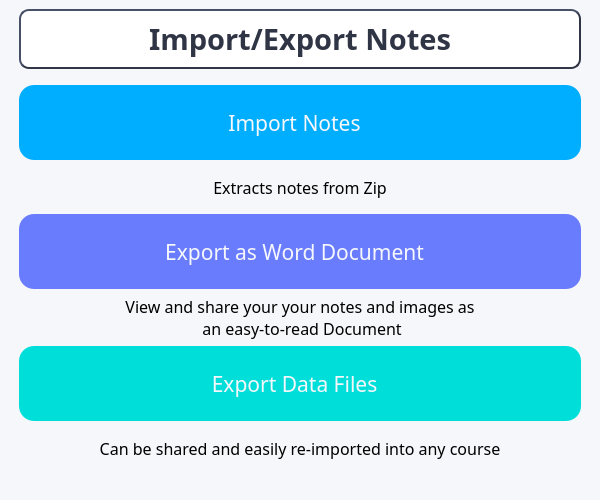
Above: gui/exportNotes.ui from AlexShem247/note-and-flashcard-maker before the change. Below: the same form after it.
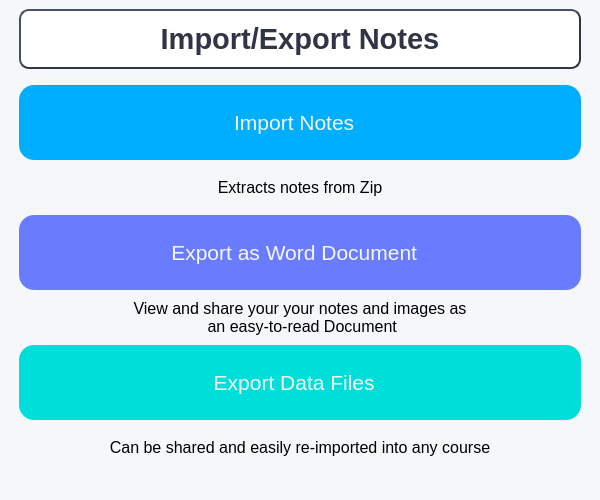
That is the form after the change.

Commit message: Changed Font to MS Shell

What changed in the file:
```diff
--- a/gui/exportNotes.ui
+++ b/gui/exportNotes.ui
@@ -52,7 +52,7 @@
         </property>
         <property name="font">
          <font>
-          <family>Neue Haas Grotesk Text Pro</family>
+          <family>MS Shell Dlg 2</family>
           <pointsize>22</pointsize>
           <weight>50</weight>
           <bold>false</bold>
@@ -102,7 +102,7 @@
         </property>
         <property name="font">
          <font>
-          <family>Neue Haas Grotesk Text Pro</family>
+          <family>MS Shell Dlg 2</family>
           <pointsize>16</pointsize>
          </font>
         </property>
@@ -129,7 +129,7 @@
        <widget class="QLabel" name="label_2">
         <property name="font">
          <font>
-          <family>Neue Haas Grotesk Text Pro</family>
+          <family>MS Shell Dlg 2</family>
           <pointsize>12</pointsize>
          </font>
         </property>
@@ -151,7 +151,7 @@
         </property>
         <property name="font">
          <font>
-          <family>Neue Haas Grotesk Text Pro</family>
+          <family>MS Shell Dlg 2</family>
           <pointsize>16</pointsize>
          </font>
         </property>
@@ -178,7 +178,7 @@
        <widget class="QLabel" name="label_4">
         <property name="font">
          <font>
-          <family>Neue Haas Grotesk Text Pro</family>
+          <family>MS Shell Dlg 2</family>
           <pointsize>12</pointsize>
          </font>
         </property>
@@ -201,7 +201,7 @@
         </property>
         <property name="font">
          <font>
-          <family>Neue Haas Grotesk Text Pro</family>
+          <family>MS Shell Dlg 2</family>
           <pointsize>16</pointsize>
          </font>
         </property>
@@ -228,7 +228,7 @@
        <widget class="QLabel" name="label_5">
         <property name="font">
          <font>
-          <family>Neue Haas Grotesk Text Pro</family>
+          <family>MS Shell Dlg 2</family>
           <pointsize>12</pointsize>
          </font>
         </property>
```
The commit also changes 27 other files.
